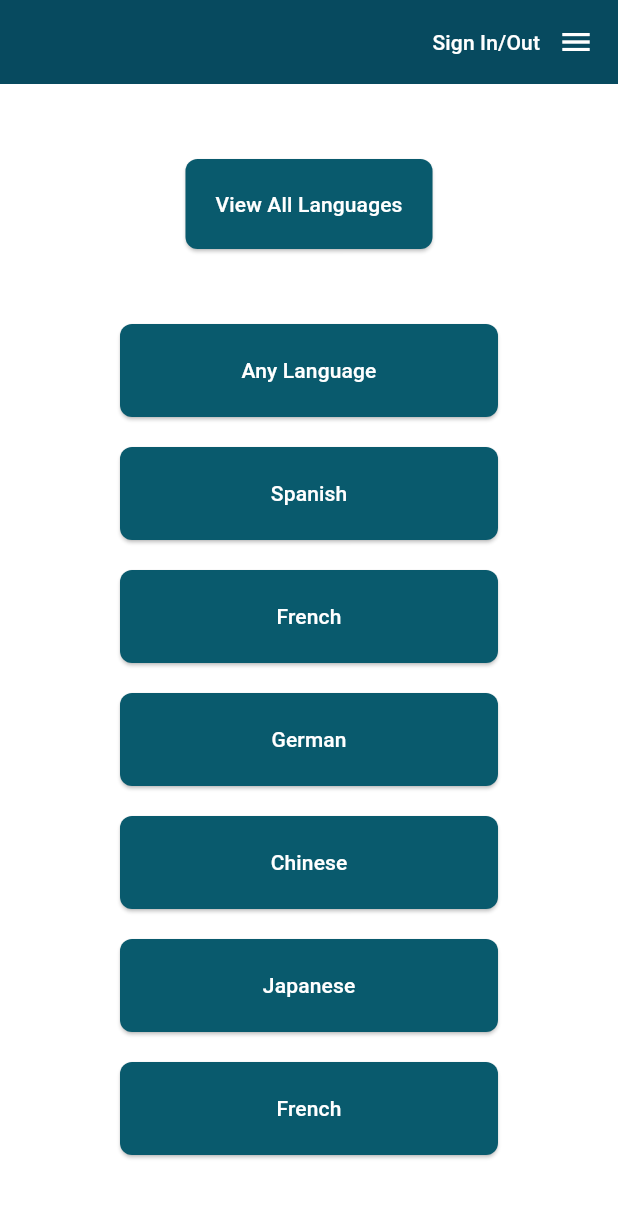
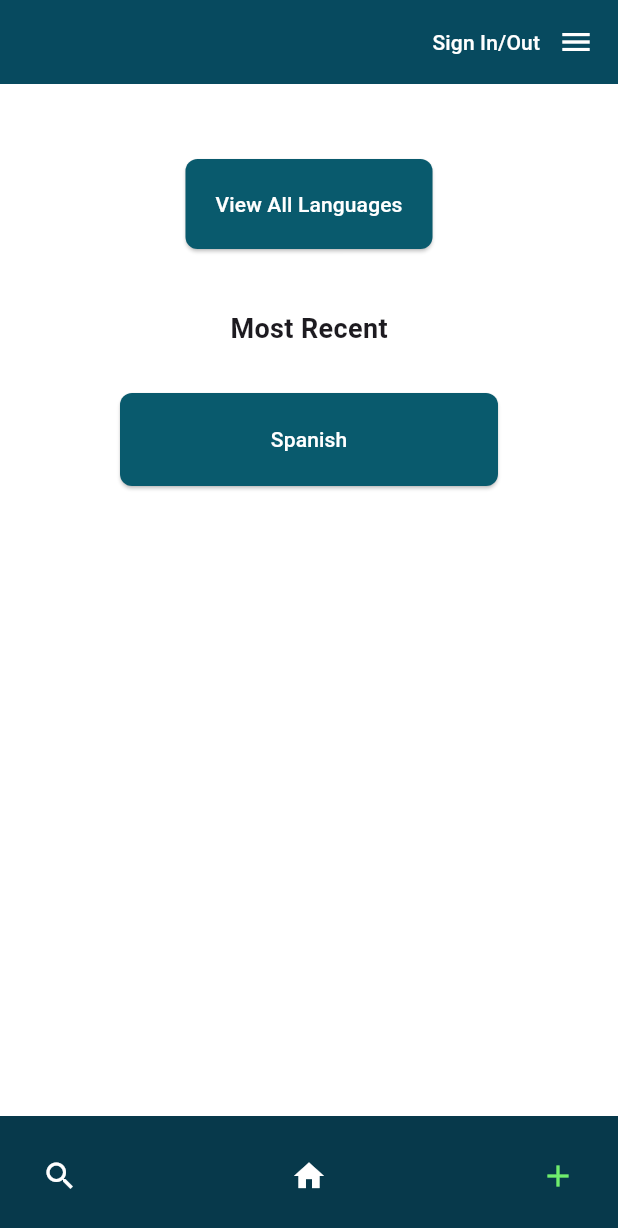
Before and after one commit to dangas2324/Pioneer-Senior-Project, a Flutter app: the screen it shows after launch, on a phone screen of 412 x 824 dp. Shown: the top 1228 px of the screen. Run offline on Flutter 3.47's test engine with Material 3 defaults, Android fonts, the phone set to English and light mode, and no system bars; our stand-ins replace firebase_core, popover, shared_preferences; accounts and stored records are empty.

Commit message:
UI consistency

```diff
--- a/app/lib/screens/language_options.dart
+++ b/app/lib/screens/language_options.dart
@@ -1,3 +1,4 @@
+import 'package:app/widgets/Menu/bottom_select.dart';
 import 'package:flutter/material.dart';
 import 'package:app/widgets/Menu/menu.dart';
 
@@ -118,6 +119,7 @@ class LanguageOptions extends StatelessWidget {
           ],
         ),
       ),
+      bottomNavigationBar: const BottomSelect(),
     );
   }
 }
--- a/app/lib/screens/start_page.dart
+++ b/app/lib/screens/start_page.dart
@@ -1,3 +1,4 @@
+import 'package:app/widgets/Menu/bottom_select.dart';
 import 'package:flutter/material.dart';
 import 'package:app/widgets/Menu/menu.dart';
 
@@ -7,13 +8,7 @@ class StartPage extends StatelessWidget {
   @override
   Widget build(BuildContext context) {
     final List<String> languages = [
-      'Any Language',
-      'Spanish',
-      'French',
-      'German',
-      'Chinese',
-      'Japanese',
-      'French'
+      'Spanish'
     ];
     //Change this to list of languages from Firestore
 
@@ -66,6 +61,14 @@ class StartPage extends StatelessWidget {
               ],
             ),
             const SizedBox(height: 40),
+            const Text(
+              'Most Recent',
+              style: TextStyle(
+                fontSize: 18,
+                fontWeight: FontWeight.bold,
+              ),
+            ),
+            const SizedBox(height: 20),
             Expanded(
               child: ListView(
                 children: [
@@ -105,6 +108,7 @@ class StartPage extends StatelessWidget {
           ],
         ),
       ),
+      bottomNavigationBar: const BottomSelect(),
     );
   }
 }
--- /dev/null
+++ b/app/lib/widgets/Menu/bottom_select.dart
@@ -0,0 +1,44 @@
+import 'package:app/screens/screens.dart';
+import 'package:flutter/material.dart';
+export 'package:app/screens/add_edit_word.dart';
+
+class BottomSelect extends StatelessWidget {
+  const BottomSelect({super.key});
+
+  @override
+  Widget build(BuildContext context) {
+    return BottomAppBar(
+      color: Color(0xFF07394B),
+      child: Row(
+        mainAxisAlignment: MainAxisAlignment.spaceBetween,
+        children: [
+          IconButton(
+            icon: const Icon(Icons.search, color: Colors.white),
+            onPressed: () {
+              Navigator.of(context).pushNamed(
+                '/search',
+              );
+            },
+          ),
+          IconButton(
+            icon: const Icon(Icons.home, color: Colors.white),
+            onPressed: () {
+              Navigator.of(context).pushNamed(
+                '/',
+              );
+            },
+          ),
+          IconButton(
+            icon: const Icon(Icons.add, color: Color(0xFF6FED6D)),
+            onPressed: () {
+              Navigator.of(context).pushNamed(
+                '/edit',
+                arguments: EditWordArguments('',''),
+              );
+            },
+          ),
+        ],
+      ),
+    );
+  }
+}
--- a/app/lib/widgets/Menu/menu.dart
+++ b/app/lib/widgets/Menu/menu.dart
@@ -12,7 +12,9 @@ class Menu extends StatelessWidget {
       child: GestureDetector(
         onTap: () => showPopover(
           context: context,
-          bodyBuilder: (context) => const MenuItems(),
+          bodyBuilder: (context) => const SingleChildScrollView(
+            child: MenuItems(),
+          ),
           direction: PopoverDirection.left, // Adjust the direction to pop out to the left
           width: 200, // Adjust the width as needed
           height: 500, // Adjust the height as needed
```
Also changed, not shown: app/lib/screens/language_selection.dart (+2 -11 lines), app/lib/screens/study_set_selection.dart (+2 -11 lines), app/lib/screens/word_selection.dart (+2 -11 lines).
